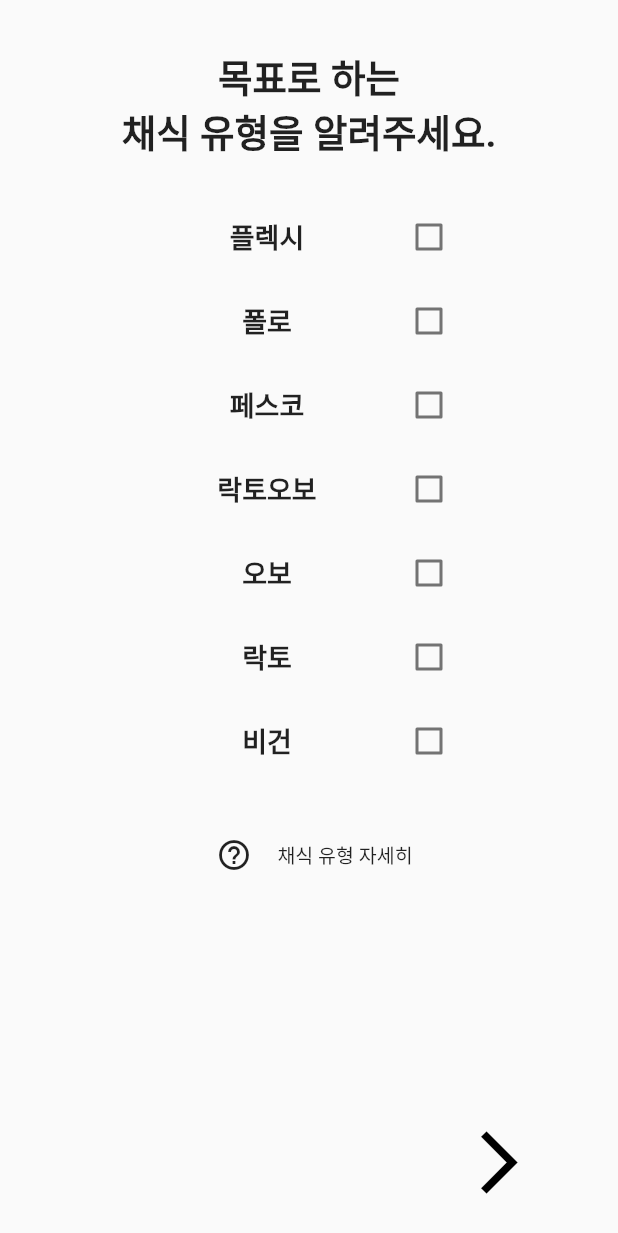
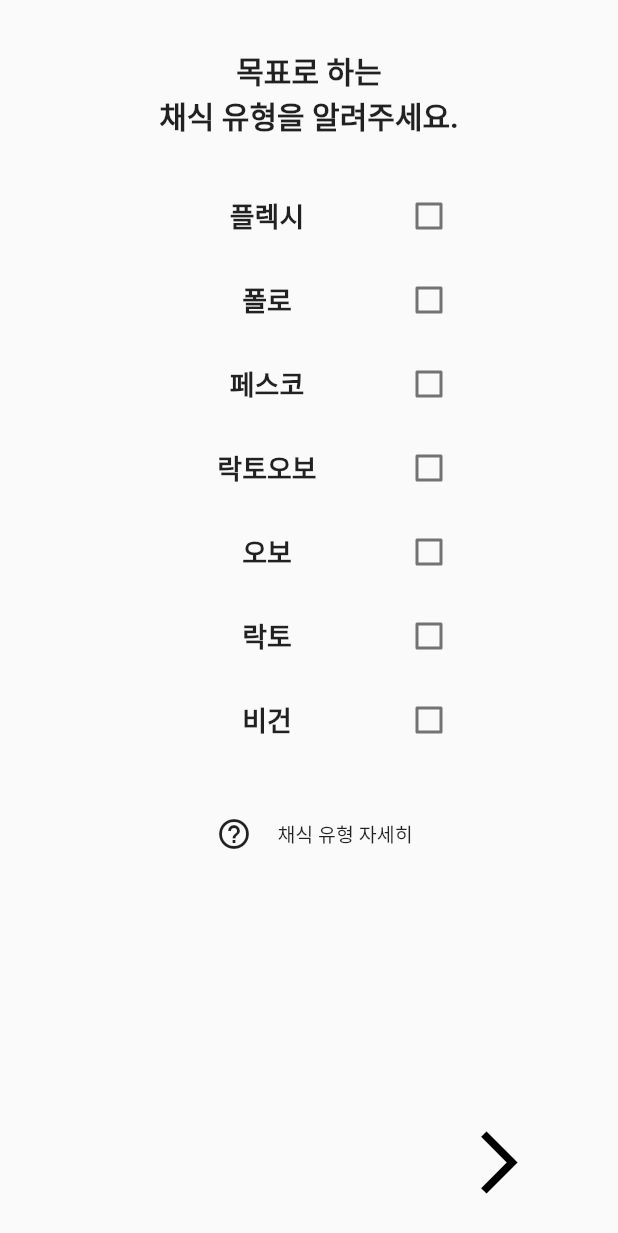
Before and after one commit to mixsung/daily-vegan-app, a Flutter app: the screen it shows after launch, swiped to page 2, on a phone screen of 412 x 824 dp. Shown: the top 1233 px of the screen. Run offline on Flutter 3.47's test engine with Material 2 defaults, Android fonts, the phone set to English and light mode, and no system bars; drawn by our look-alikes of introduction_screen; our stand-ins replace cloud_firestore, firebase_auth, firebase_core, firebase_storage, google_sign_in, image_picker and 2 more; accounts and stored records are empty; Roboto replaces fonts that are missing (NotoSerifKR).

Commit message:
Update onboarding

```diff
--- a/lib/main.dart
+++ b/lib/main.dart
@@ -1,4 +1,3 @@
-import 'package:daily_vegan_app/src/controller/push_manager.dart';
 import 'package:daily_vegan_app/src/mainPage.dart';
 import 'package:daily_vegan_app/src/widgets/onboarding.dart';
 import 'package:firebase_core/firebase_core.dart';
@@ -7,7 +6,6 @@ import 'package:daily_vegan_app/src/utils/onboarding_preferences.dart';
 import 'package:flutter/services.dart';
 import 'package:shared_preferences/shared_preferences.dart';
 import 'package:intl/date_symbol_data_local.dart';
-import 'package:firebase_messaging/firebase_messaging.dart';
 
 bool _isFirst = true;
 Future OnboardingBinding() async {
--- a/lib/src/mainPage.dart
+++ b/lib/src/mainPage.dart
@@ -1,8 +1,4 @@
-import 'package:daily_vegan_app/src/screens/calendar_screen.dart';
 import 'package:daily_vegan_app/src/screens/dashboard_screen.dart';
-import 'package:daily_vegan_app/src/screens/homeScreen.dart';
-import 'package:daily_vegan_app/src/widgets/add_item_form.dart';
-import 'package:daily_vegan_app/src/screens/add_screen.dart';
 import 'package:daily_vegan_app/src/widgets/calendar.dart';
 import 'package:daily_vegan_app/src/widgets/information.dart';
 import 'package:flutter/material.dart';
--- a/lib/src/screens/profile.dart
+++ b/lib/src/screens/profile.dart
@@ -1,8 +1,6 @@
 import 'package:daily_vegan_app/src/widgets/google_signin_button.dart';
-import 'package:daily_vegan_app/src/screens/edit_profile.dart';
 import 'package:firebase_auth/firebase_auth.dart';
-import 'package:google_sign_in/google_sign_in.dart';
-import 'package:daily_vegan_app/src/controller/authentication.dart';
+
 import 'package:flutter/material.dart';
 
 class Profile extends StatefulWidget {
--- a/lib/src/widgets/google_signin_button.dart
+++ b/lib/src/widgets/google_signin_button.dart
@@ -34,7 +34,6 @@ class _GoogleSignInButtonState extends State<GoogleSignInButton> {
                   });
                   User? user =
                       (await Authentication.signInWithGoogle(context: context));
-
                   setState(() {
                     _isSigninIn = false;
                   });
--- a/lib/src/widgets/item_list.dart
+++ b/lib/src/widgets/item_list.dart
@@ -85,15 +85,15 @@ class _ItemListState extends State<ItemList> {
                     style: TextStyle(
                         fontFamily: 'NotoSerifKR',
                         fontWeight: FontWeight.w600,
-                        fontSize: 18.0),
+                        fontSize: 15.0),
                   ),
                   subtitle: Text(
                     recipe,
-                    maxLines: 1,
+                    maxLines: 3,
                     overflow: TextOverflow.ellipsis,
                     style: TextStyle(
                         fontFamily: 'NotoSerifKR',
-                        fontSize: 15.0,
+                        fontSize: 13.0,
                         fontWeight: FontWeight.w400),
                   ),
                 ),
--- a/lib/src/widgets/onboarding.dart
+++ b/lib/src/widgets/onboarding.dart
@@ -25,12 +25,11 @@ class OnBoarding extends StatelessWidget {
             PageViewModel(
                 titleWidget: Text('목표로 하는 \n채식 유형을 알려주세요.',
                     style: TextStyle(
-                      fontSize: 25,
+                      fontSize: 20,
                       fontWeight: FontWeight.w700,
                       fontFamily: 'NotoSerifKR',
                     ),
                     textAlign: TextAlign.center),
-                // title: '목표로 하는 채식 유형을 알려주세요.',
                 bodyWidget: OnboardingCheck(),
                 decoration: getPageDecorationSecond(),
                 footer: Row(
@@ -53,10 +52,29 @@ class OnBoarding extends StatelessWidget {
                   ],
                 )),
             PageViewModel(
-                title: '목표한 채식을 위해 알림 설정을 해주세요.',
-                bodyWidget: ElevatedButton(
-                    onPressed: () {}, child: Text("잊지 말고 다이어리 알람 받기")),
-                decoration: getPageDecorationSecond()),
+                title: '간단한 일기와 레시피를 기록해요.',
+                footer: Text(
+                  '맛있는 일기를 만들 수 있어요.',
+                  style: TextStyle(
+                    fontSize: 15,
+                    fontWeight: FontWeight.w600,
+                    fontFamily: 'NotoSerifKR',
+                  ),
+                ),
+                bodyWidget: Column(
+                  mainAxisAlignment: MainAxisAlignment.center,
+                  children: <Widget>[
+                    Image.network(
+                        "https://firebasestorage.googleapis.com/v0/b/daily-vegan-app.appspot.com/o/information_images%2Fscreenshot.jpeg?alt=media&token=26db6b8e-9b7c-4626-8b0d-9ca2df11ef19"),
+                  ],
+                ),
+                decoration: PageDecoration(
+                    titlePadding: EdgeInsets.all(25),
+                    titleTextStyle: TextStyle(
+                      fontSize: 20,
+                      fontWeight: FontWeight.w700,
+                      fontFamily: 'NotoSerifKR',
+                    ))),
             PageViewModel(
                 title: '매일 하지 않아도 괜찮아요.',
                 body: '그냥 기록해보세요.',
@@ -66,21 +84,6 @@ class OnBoarding extends StatelessWidget {
                   child: SignInScreen(),
                 ),
                 decoration: getPageDecorationSecond())
-            // PageViewModel(
-            //     title: '어떤 이유로 채식을 결심하게 되었나요?',
-            //     bodyWidget: SingleChildScrollView(
-            //       padding: EdgeInsets.only(top: 15.0),
-            //       child: TextField(
-            //         style: TextStyle(fontFamily: 'NotoSerifKR', fontSize: 15.0),
-            //         maxLines: null,
-            //         decoration: InputDecoration(
-            //             border: InputBorder.none,
-            //             contentPadding: EdgeInsets.symmetric(vertical: 40.0),
-            //             hintText: ' 환경을 위해 결심하게 되었어요.',
-            //             hintStyle: TextStyle(
-            //                 fontFamily: 'NotoSerifKR', fontSize: 15.0)),
-            //       ),
-            //     )),
           ],
           showNextButton: true,
           showDoneButton: false,
@@ -113,12 +116,12 @@ class OnBoarding extends StatelessWidget {
 
   PageDecoration getPageDecorationSecond() => PageDecoration(
       titleTextStyle: TextStyle(
-        fontSize: 25,
+        fontSize: 20,
         fontWeight: FontWeight.w700,
         fontFamily: 'NotoSerifKR',
       ),
       bodyTextStyle: TextStyle(
-        fontSize: 25,
+        fontSize: 20,
         fontWeight: FontWeight.w700,
         fontFamily: 'NotoSerifKR',
       ));
```
Also changed, not shown: lib/src/controller/push_manager.dart (deleted, +0 -53 lines), lib/src/screens/calendar_screen.dart (deleted, +0 -86 lines), lib/src/screens/dashboard_screen.dart (+14 -0 lines), lib/src/screens/specific_screen.dart (+25 -8 lines), lib/src/utils/onboarding_check.dart (+10 -0 lines), lib/src/widgets/add_item_form.dart (+23 -13 lines), lib/src/widgets/calendar.dart (+29 -13 lines), pubspec.yaml (+0 -39 lines), assets/images/1.png (deleted), pubspec.lock, 4 other files.
